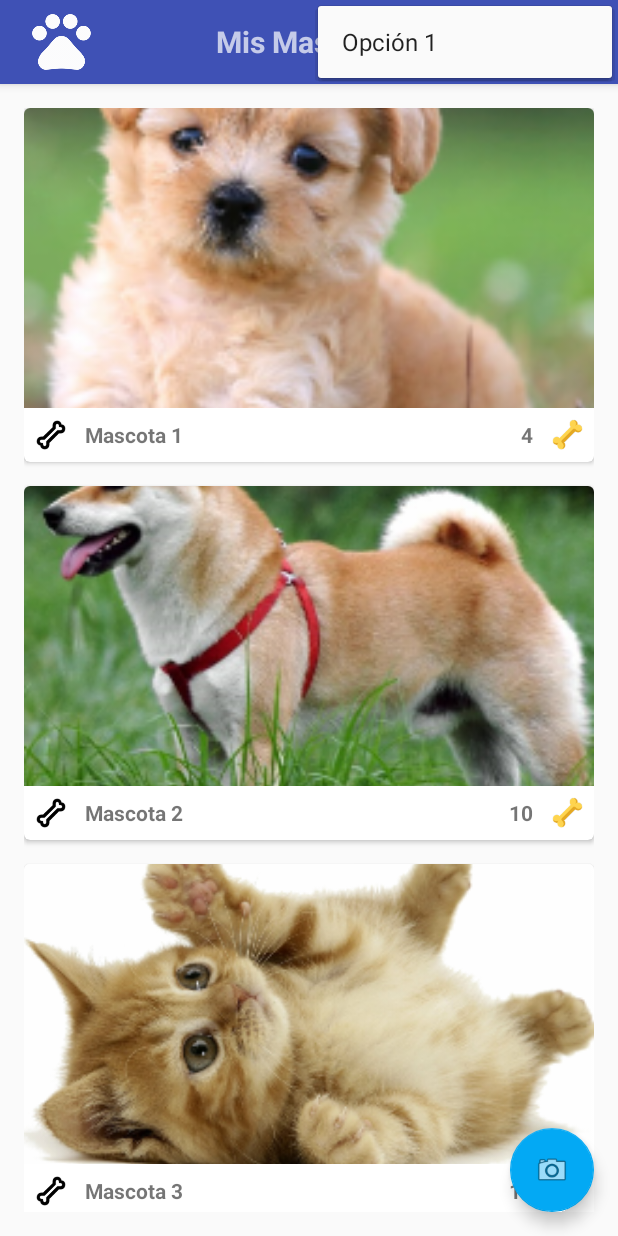
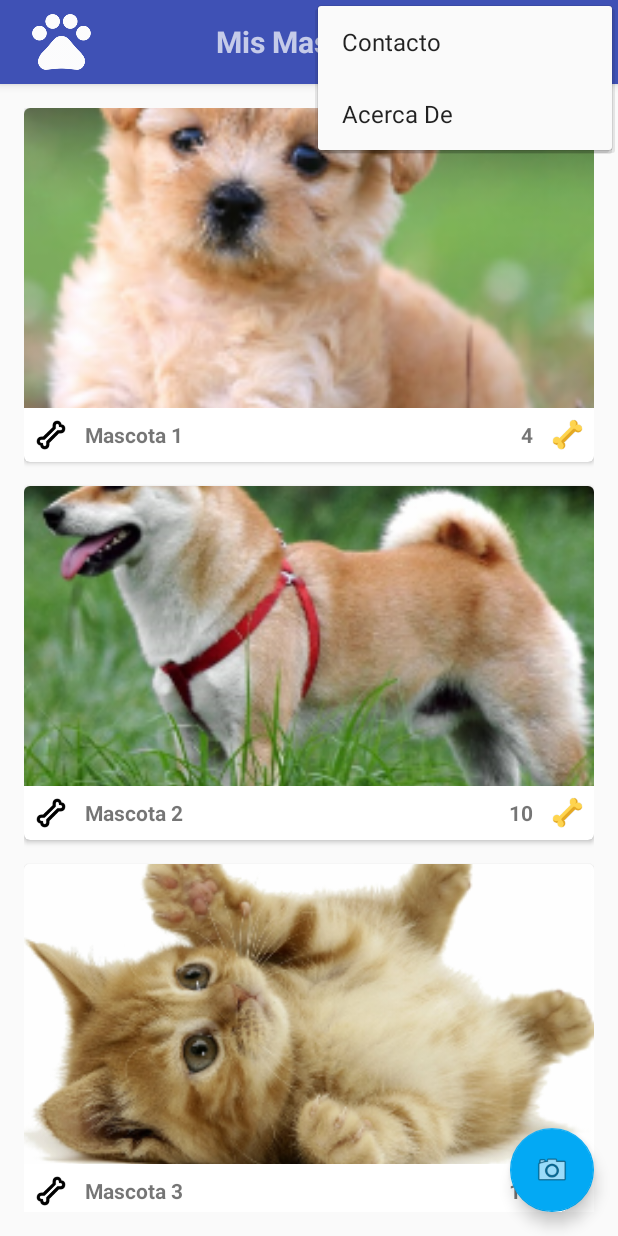
Before and after one commit to MiguelRodriguezU/MisMascotas, an Android app: the screen it shows after launch (MainActivity), with the options menu open, on a phone screen of 412 x 824 dp. Run offline under Robolectric (Android 15) with nearby library versions, the phone set to English and light mode, and no system bars.

Commit message:
Contacto

```diff
--- a/app/build.gradle
+++ b/app/build.gradle
@@ -20,7 +20,7 @@ android {
 }
 
 dependencies {
-    compile fileTree(dir: 'libs', include: ['*.jar'])
+    compile fileTree(include: ['*.jar'], dir: 'libs')
     androidTestCompile('com.android.support.test.espresso:espresso-core:2.2.2', {
         exclude group: 'com.android.support', module: 'support-annotations'
     })
@@ -30,4 +30,5 @@ dependencies {
     compile 'com.android.support:cardview-v7:25.3.1'
     compile 'com.android.support:recyclerview-v7:25.3.1'
     testCompile 'junit:junit:4.12'
+    compile files('libs/activation.jar')
 }
--- a/app/src/main/AndroidManifest.xml
+++ b/app/src/main/AndroidManifest.xml
@@ -25,6 +25,12 @@
                 android:name="android.support.PARENT_ACTIVITY"
                 android:value=".MainActivity" />
         </activity>
+        <activity android:name=".Contacto"
+            android:theme="@style/AppTheme.NoActionBar">
+            <meta-data
+                android:name="android.support.PARENT_ACTIVITY"
+                android:value=".MainActivity" />
+        </activity>
     </application>
 
 </manifest>
--- a/app/src/main/java/dev/mrodriguezul/mismascotas/Favoritos.java
+++ b/app/src/main/java/dev/mrodriguezul/mismascotas/Favoritos.java
@@ -24,9 +24,6 @@ public class Favoritos extends AppCompatActivity {
         getSupportActionBar().setDisplayShowTitleEnabled(false);
 
         getSupportActionBar().setDisplayHomeAsUpEnabled(true);
-
-        //getSupportActionBar().
-        //Hello World desde la nueva branch
 
         rvMascotasFavoritas = (RecyclerView) findViewById(R.id.rvMascotasFavoritas);
 
--- a/app/src/main/res/menu/menu_favoritos.xml
+++ b/app/src/main/res/menu/menu_favoritos.xml
@@ -5,6 +5,6 @@
     <item
         android:id="@+id/action_menu_favorito_op1"
         android:orderInCategory="100"
-        android:title="@string/menu_opcion1"
+        android:title="@string/menu_otra_opcion"
         app:showAsAction="never" />
 </menu>
--- a/app/src/main/res/menu/menu_main.xml
+++ b/app/src/main/res/menu/menu_main.xml
@@ -2,17 +2,24 @@
     xmlns:app="http://schemas.android.com/apk/res-auto"
     xmlns:tools="http://schemas.android.com/tools"
     tools:context="dev.mrodriguezul.premascota.MainActivity">
+
+    <item android:id="@+id/menu_favoritos"
+        android:orderInCategory="100"
+        android:icon="@drawable/icons8_hotel"
+        android:title="@string/menu_favoritos"
+        app:showAsAction="ifRoom"
+        android:titleCondensed="@string/menu_favoritos"
+        android:visible="true">
+    </item>
     <item
-        android:id="@+id/action_menu_op1"
-        android:orderInCategory="100"
-        android:title="@string/menu_opcion1"
+        android:id="@+id/menu_contacto"
+        android:orderInCategory="101"
+        android:title="@string/menu_contacto"
+        app:showAsAction="never" />
+    <item
+        android:id="@+id/menu_acerca_de"
+        android:orderInCategory="102"
+        android:title="@string/menu_aceraca_de"
         app:showAsAction="never" />
 
-    <item android:id="@+id/menu_favorito_ver"
-        android:icon="@drawable/icons8_hotel"
-        android:title="Favoritos"
-        app:showAsAction="ifRoom"
-        android:titleCondensed="Editar"
-        android:visible="true">
-    </item>
 </menu>
--- a/app/src/main/res/values/colors.xml
+++ b/app/src/main/res/values/colors.xml
@@ -3,4 +3,5 @@
     <color name="colorPrimary">#3F51B5</color>
     <color name="colorPrimaryDark">#303F9F</color>
     <color name="colorAccent">#03A9F4</color>
+    <color name="colorBlanco">#FFFFFF</color>
 </resources>
--- a/app/src/main/res/values/dimens.xml
+++ b/app/src/main/res/values/dimens.xml
@@ -1,5 +1,6 @@
 <?xml version="1.0" encoding="utf-8"?>
 <resources>
+    <dimen name="layout_margin">16dp</dimen>
     <dimen name="actionbar_elevation">4dp</dimen>
     <dimen name="fab_margin">16dp</dimen>
     <dimen name="recycler_padding">16dp</dimen>
@@ -7,4 +8,6 @@
     <dimen name="recycler_corner_radius">4dp</dimen>
     <dimen name="recycler_margin_nombre">10dp</dimen>
     <dimen name="recycler_margin_puntuacion">10dp</dimen>
+    <dimen name="titulo_height">40dp</dimen>
+    <dimen name="titulo_margin">10dp</dimen>
 </resources>
--- a/app/src/main/res/values/strings.xml
+++ b/app/src/main/res/values/strings.xml
@@ -1,5 +1,17 @@
 <resources>
     <string name="app_name">MisMascotas</string>
     <string name="actionbar_titulo">Mis Mascotas</string>
-    <string name="menu_opcion1">Opción 1</string>
+
+    <string name="menu_favoritos">Favoritos</string>
+    <string name="menu_contacto">Contacto</string>
+    <string name="menu_aceraca_de">Acerca De</string>
+    <string name="menu_otra_opcion">Opción</string>
+
+    <string name="tv_contacto_titulo">Contacto</string>
+    <string name="et_hit_nombre">Nombre</string>
+    <string name="et_hit_email">Email</string>
+    <string name="et_hit_mensaje">Mensaje</string>
+
+    <string name="btn_enviar">Enviar</string>
+
 </resources>
```
Also changed, not shown: app/src/main/java/dev/mrodriguezul/mismascotas/Contacto.java (added, +56 -0 lines), app/src/main/java/dev/mrodriguezul/mismascotas/MainActivity.java (+10 -4 lines), app/src/main/res/layout/activity_contacto.xml (added, +69 -0 lines), app/src/main/res/values/styles.xml (+12 -0 lines), app/libs/activation.jar (added), app/libs/additionnal.jar (added), app/libs/mail.jar (added).
